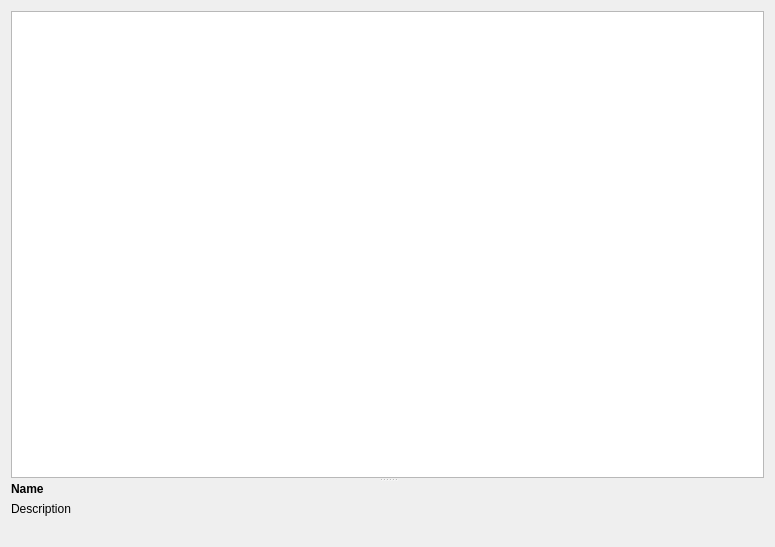
Before: the Qt Designer form src/PropertyGrid.ui in Nanticock/PmPropertyGrid, drawn with Qt 5.
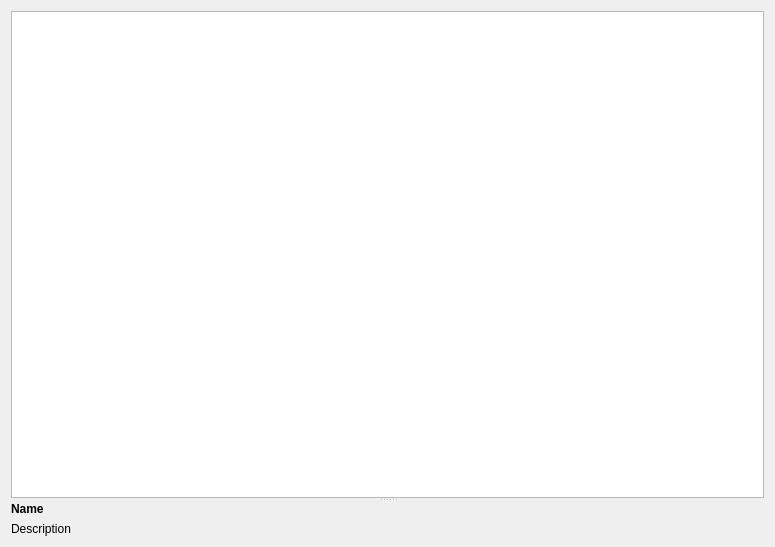
After: the same form once the commit is applied.

Commit message: Adjust PropertyGrid layout and description label

Diff of the .ui file:
```diff
--- a/src/PropertyGrid.ui
+++ b/src/PropertyGrid.ui
@@ -14,6 +14,9 @@
    <string>PropertyGrid</string>
   </property>
   <layout class="QVBoxLayout" name="verticalLayout">
+   <property name="sizeConstraint">
+    <enum>QLayout::SetNoConstraint</enum>
+   </property>
    <item>
     <widget class="QSplitter" name="splitter">
      <property name="orientation">
@@ -47,9 +50,6 @@
      </widget>
      <widget class="QWidget" name="layoutWidget">
       <layout class="QVBoxLayout" stretch="0,1">
-       <property name="bottomMargin">
-        <number>20</number>
-       </property>
        <item>
         <widget class="QLabel" name="propertyNameLabel">
          <property name="font">
@@ -64,12 +64,27 @@
        </item>
        <item>
         <widget class="QLabel" name="propertyDescriptionLabel">
+         <property name="sizePolicy">
+          <sizepolicy hsizetype="Preferred" vsizetype="Preferred">
+           <horstretch>0</horstretch>
+           <verstretch>1</verstretch>
+          </sizepolicy>
+         </property>
+         <property name="baseSize">
+          <size>
+           <width>0</width>
+           <height>50</height>
+          </size>
+         </property>
          <property name="text">
           <string>Description</string>
          </property>
          <property name="alignment">
           <set>Qt::AlignLeading|Qt::AlignLeft|Qt::AlignTop</set>
          </property>
+         <property name="wordWrap">
+          <bool>true</bool>
+         </property>
         </widget>
        </item>
       </layout>
```
Left out of the diff: 3 changed lines with no effect on the pictures.
